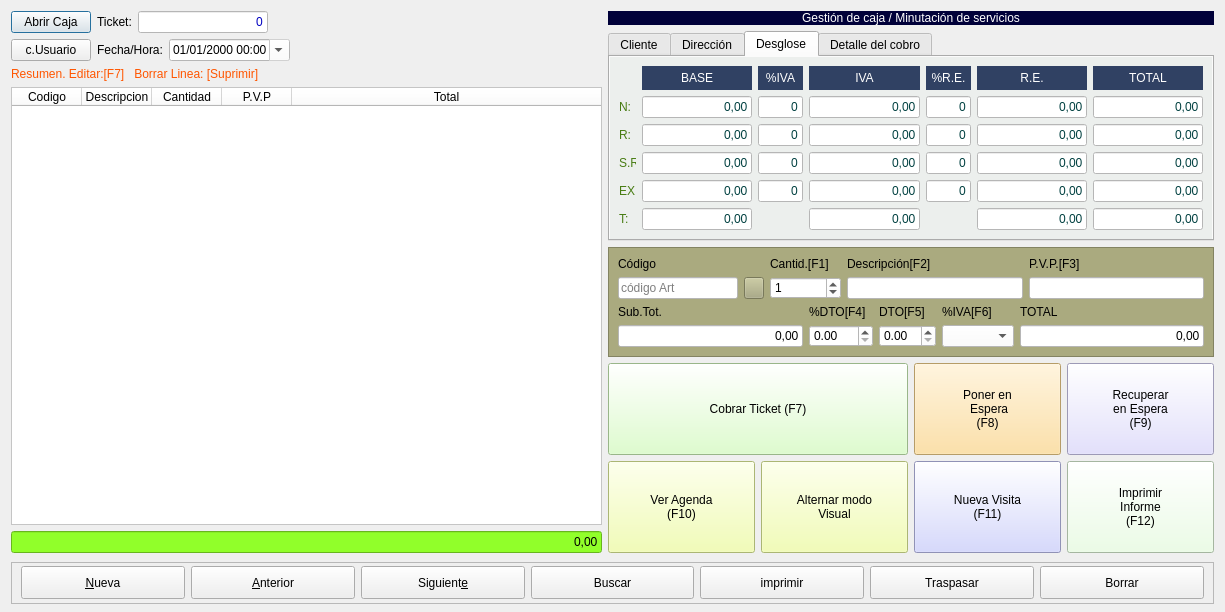
Old version of the form TPV/frmcajaminuta.ui in the repository arcnexus/RedFoX.
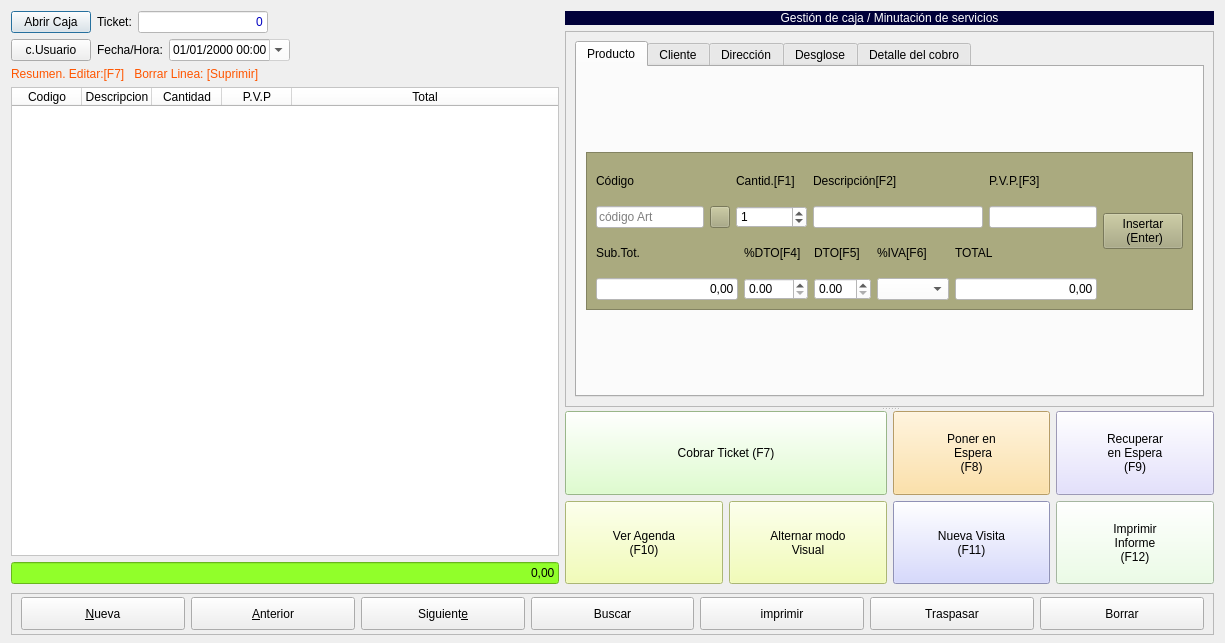
New version of the form. The open tabs and pages were chosen to show the change. Icons and pictures are not drawn.

Commit message: reestructuración tpv

Diff of the .ui file:
```diff
--- a/TPV/frmcajaminuta.ui
+++ b/TPV/frmcajaminuta.ui
@@ -7,7 +7,7 @@
     <x>0</x>
     <y>0</y>
     <width>1225</width>
-    <height>612</height>
+    <height>643</height>
    </rect>
   </property>
   <property name="windowTitle">
@@ -18,9 +18,7 @@
     <normaloff>:/Icons/PNG/NeuX.png</normaloff>:/Icons/PNG/NeuX.png</iconset>
   </property>
   <layout class="QGridLayout" name="gridLayout_3">
-   <item row="0" column="0">
-    <layout class="QHBoxLayout" name="horizontalLayout_5">
-     <item>
+   <item row="0" column="0" rowspan="2">
       <layout class="QVBoxLayout" name="verticalLayout_3">
        <item>
         <layout class="QHBoxLayout" name="horizontalLayout_3">
@@ -215,9 +213,7 @@
        </item>
       </layout>
      </item>
-     <item>
-      <layout class="QVBoxLayout" name="verticalLayout">
-       <item>
+   <item row="0" column="1">
         <widget class="QLabel" name="label_67">
          <property name="sizePolicy">
           <sizepolicy hsizetype="Preferred" vsizetype="Minimum">
@@ -244,8 +240,212 @@
          </property>
         </widget>
        </item>
+   <item row="2" column="0" colspan="2">
+    <widget class="QFrame" name="frame_4">
+     <property name="minimumSize">
+      <size>
+       <width>0</width>
+       <height>42</height>
+      </size>
+     </property>
+     <property name="maximumSize">
+      <size>
+       <width>16777215</width>
+       <height>35</height>
+      </size>
+     </property>
+     <property name="frameShape">
+      <enum>QFrame::StyledPanel</enum>
+     </property>
+     <property name="frameShadow">
+      <enum>QFrame::Raised</enum>
+     </property>
+     <layout class="QHBoxLayout" name="horizontalLayout_2">
+      <property name="topMargin">
+       <number>2</number>
+      </property>
+      <property name="bottomMargin">
+       <number>2</number>
+      </property>
        <item>
-        <widget class="QTabWidget" name="tabWidget">
+       <widget class="QPushButton" name="btnAnadir">
+        <property name="minimumSize">
+         <size>
+          <width>0</width>
+          <height>33</height>
+         </size>
+        </property>
+        <property name="text">
+         <string>&amp;Nueva</string>
+        </property>
+        <property name="icon">
+         <iconset resource="../maya.qrc">
+          <normaloff>:/Icons/PNG/add.png</normaloff>:/Icons/PNG/add.png</iconset>
+        </property>
+        <property name="iconSize">
+         <size>
+          <width>24</width>
+          <height>24</height>
+         </size>
+        </property>
+       </widget>
+      </item>
+      <item>
+       <widget class="QPushButton" name="btnAnterior">
+        <property name="minimumSize">
+         <size>
+          <width>0</width>
+          <height>33</height>
+         </size>
+        </property>
+        <property name="text">
+         <string>&amp;Anterior</string>
+        </property>
+        <property name="icon">
+         <iconset resource="../maya.qrc">
+          <normaloff>:/Icons/PNG/Previous.png</normaloff>:/Icons/PNG/Previous.png</iconset>
+        </property>
+        <property name="iconSize">
+         <size>
+          <width>24</width>
+          <height>24</height>
+         </size>
+        </property>
+       </widget>
+      </item>
+      <item>
+       <widget class="QPushButton" name="btnSiguiente">
+        <property name="minimumSize">
+         <size>
+          <width>0</width>
+          <height>33</height>
+         </size>
+        </property>
+        <property name="text">
+         <string>Siguient&amp;e</string>
+        </property>
+        <property name="icon">
+         <iconset resource="../maya.qrc">
+          <normaloff>:/Icons/PNG/Next.png</normaloff>:/Icons/PNG/Next.png</iconset>
+        </property>
+        <property name="iconSize">
+         <size>
+          <width>24</width>
+          <height>24</height>
+         </size>
+        </property>
+       </widget>
+      </item>
+      <item>
+       <widget class="QPushButton" name="btnBuscar">
+        <property name="minimumSize">
+         <size>
+          <width>0</width>
+          <height>33</height>
+         </size>
+        </property>
+        <property name="text">
+         <string>Buscar</string>
+        </property>
+        <property name="icon">
+         <iconset resource="../maya.qrc">
+          <normaloff>:/Icons/PNG/search.png</normaloff>:/Icons/PNG/search.png</iconset>
+        </property>
+        <property name="iconSize">
+         <size>
+          <width>24</width>
+          <height>24</height>
+         </size>
+        </property>
+       </widget>
+      </item>
+      <item>
+       <widget class="QPushButton" name="btnImprimir">
+        <property name="minimumSize">
+         <size>
+          <width>0</width>
+          <height>33</height>
+         </size>
+        </property>
+        <property name="text">
+         <string>imprimir</string>
+        </property>
+        <property name="icon">
+         <iconset resource="../maya.qrc">
+          <normaloff>:/Icons/PNG/Print.png</normaloff>:/Icons/PNG/Print.png</iconset>
+        </property>
+        <property name="iconSize">
+         <size>
+          <width>24</width>
+          <height>24</height>
+         </size>
+        </property>
+       </widget>
+      </item>
+      <item>
+       <widget class="QPushButton" name="btnPasarFactura">
+        <property name="minimumSize">
+         <size>
+          <width>0</width>
+          <height>33</height>
+         </size>
+        </property>
+        <property name="text">
+         <string>Traspasar</string>
+        </property>
+        <property name="icon">
+         <iconset resource="../maya.qrc">
+          <normaloff>:/Icons/PNG/Factura.png</normaloff>:/Icons/PNG/Factura.png</iconset>
+        </property>
+        <property name="iconSize">
+         <size>
+          <width>25</width>
+          <height>25</height>
+         </size>
+        </property>
+       </widget>
+      </item>
+      <item>
+       <widget class="QPushButton" name="btnBorrar">
+        <property name="minimumSize">
+         <size>
+          <width>0</width>
+          <height>33</height>
+         </size>
+        </property>
+        <property name="text">
+         <string>Borrar</string>
+        </property>
+        <property name="icon">
+         <iconset resource="../maya.qrc">
+          <normaloff>:/Icons/PNG/borrar.png</normaloff>:/Icons/PNG/borrar.png</iconset>
+        </property>
+        <property name="iconSize">
+         <size>
+          <width>24</width>
+          <height>24</height>
+         </size>
+        </property>
+       </widget>
+      </item>
+     </layout>
+    </widget>
+   </item>
+   <item row="1" column="1">
+    <widget class="QSplitter" name="splitter">
+     <property name="orientation">
+      <enum>Qt::Vertical</enum>
+     </property>
+     <widget class="QFrame" name="clientes">
+      <property name="frameShape">
+       <enum>QFrame::StyledPanel</enum>
+      </property>
+      <property name="frameShadow">
+       <enum>QFrame::Raised</enum>
+      </property>
+      <layout class="QGridLayout" name="gridLayout_8">
+       <item row="0" column="0">
+        <widget class="QTabWidget" name="clientes2">
          <property name="sizePolicy">
           <sizepolicy hsizetype="Expanding" vsizetype="Minimum">
            <horstretch>0</horstretch>
@@ -261,6 +461,279 @@
          <property name="currentIndex">
           <number>0</number>
          </property>
+         <widget class="QWidget" name="tab_2">
+          <attribute name="title">
+           <string>Producto</string>
+          </attribute>
+          <layout class="QGridLayout" name="gridLayout_11">
+           <item row="0" column="0">
+            <widget class="QFrame" name="producto">
+             <property name="sizePolicy">
+              <sizepolicy hsizetype="Preferred" vsizetype="Minimum">
+               <horstretch>0</horstretch>
+               <verstretch>0</verstretch>
+              </sizepolicy>
+             </property>
+             <property name="maximumSize">
+              <size>
+               <width>16777215</width>
+               <height>158</height>
+              </size>
+             </property>
+             <property name="styleSheet">
+              <string notr="true">background-color: rgb(170, 170, 127);
+color: rgb(0, 0, 0);</string>
+             </property>
+             <property name="frameShape">
+              <enum>QFrame::StyledPanel</enum>
+             </property>
+             <property name="frameShadow">
+              <enum>QFrame::Raised</enum>
+             </property>
+             <layout class="QGridLayout" name="gridLayout_6">
+              <item row="0" column="0">
+               <layout class="QGridLayout" name="gridLayout_4">
+                <item row="2" column="4">
+                 <widget class="QLineEdit" name="txtPVPArticulo">
+                  <property name="styleSheet">
+                   <string notr="true">background-color: rgb(255, 255, 255);</string>
+                  </property>
+                 </widget>
+                </item>
+                <item row="1" column="4">
+                 <widget class="QLabel" name="label_52">
+                  <property name="text">
+                   <string>P.V.P.[F3]</string>
+                  </property>
+                 </widget>
+                </item>
+                <item row="2" column="1">
+                 <widget class="QPushButton" name="btnBuscarArt">
+                  <property name="maximumSize">
+                   <size>
+                    <width>20</width>
+                    <height>16777215</height>
+                   </size>
+                  </property>
+                  <property name="toolTip">
+                   <string>Añadir línea con los datos cargados</string>
+                  </property>
+                  <property name="text">
+                   <string/>
+                  </property>
+                  <property name="icon">
+                   <iconset resource="../maya.qrc">
+                    <normaloff>:/Icons/PNG/search.png</normaloff>:/Icons/PNG/search.png</iconset>
+                  </property>
+                  <property name="iconSize">
+                   <size>
+                    <width>15</width>
+                    <height>15</height>
+                   </size>
+                  </property>
+                 </widget>
+                </item>
+                <item row="2" column="0">
+                 <widget class="QLineEdit" name="txtcodigoArticulo">
+                  <property name="maximumSize">
+                   <size>
+                    <width>120</width>
+                    <height>16777215</height>
+                   </size>
+                  </property>
+                  <property name="styleSheet">
+                   <string notr="true">background-color: rgb(255, 255, 255);</string>
+                  </property>
+                  <property name="readOnly">
+                   <bool>false</bool>
+                  </property>
+                  <property name="placeholderText">
+                   <string>código Art</string>
+                  </property>
+                 </widget>
+                </item>
+                <item row="1" column="0">
+                 <widget class="QLabel" name="label_48">
+                  <property name="text">
+                   <string>Código</string>
+                  </property>
+                 </widget>
+                </item>
+                <item row="2" column="3">
+                 <widget class="QLineEdit" name="txtDescripcionArticulo">
+                  <property name="minimumSize">
+                   <size>
+                    <width>170</width>
+                    <height>0</height>
+                   </size>
+                  </property>
+                  <property name="styleSheet">
+                   <string notr="true">background-color: rgb(255, 255, 255);</string>
+                  </property>
+                  <property name="readOnly">
+                   <bool>false</bool>
+                  </property>
+                  <property name="placeholderText">
+                   <string/>
+                  </property>
+                 </widget>
+                </item>
+                <item row="1" column="3">
+                 <widget class="QLabel" name="label_51">
+                  <property name="text">
+                   <string>Descripción[F2]</string>
+                  </property>
+                 </widget>
+                </item>
+                <item row="1" column="2">
+                 <widget class="QLabel" name="label_49">
+                  <property name="text">
+                   <string>Cantid.[F1]</string>
+                  </property>
+                 </widget>
+                </item>
+                <item row="2" column="2">
+                 <widget class="QSpinBox" name="txtcCantidadArticulo">
+                  <property name="styleSheet">
+                   <string notr="true">background-color: rgb(255, 255, 255);</string>
+                  </property>
+                  <property name="minimum">
+                   <number>-999999999</number>
+                  </property>
+                  <property name="maximum">
+                   <number>999999999</number>
+                  </property>
+                  <property name="value">
+                   <number>1</number>
+                  </property>
+                 </widget>
+                </item>
+               </layout>
+              </item>
+              <item row="0" column="1" rowspan="2">
+               <widget class="QPushButton" name="btnInsertar">
+                <property name="text">
+                 <string>Insertar
+ (Enter)</string>
+                </property>
+                <property name="icon">
+                 <iconset resource="../maya.qrc">
+                  <normaloff>:/Icons/PNG/add.png</normaloff>:/Icons/PNG/add.png</iconset>
+                </property>
+                <property name="iconSize">
+                 <size>
+                  <width>44</width>
+                  <height>130</height>
+                 </size>
+                </property>
+               </widget>
+              </item>
+              <item row="1" column="0">
+               <layout class="QGridLayout" name="gridLayout_5">
+                <item row="1" column="0">
+                 <widget class="QLineEdit" name="txtsubtotalArticulo">
+                  <property name="enabled">
+                   <bool>false</bool>
+                  </property>
+                  <property name="styleSheet">
+                   <string notr="true">background-color: rgb(255, 255, 255);</string>
+                  </property>
+                  <property name="text">
+                   <string>0,00</string>
+                  </property>
+                  <property name="alignment">
+                   <set>Qt::AlignRight|Qt::AlignTrailing|Qt::AlignVCenter</set>
+                  </property>
+                  <property name="readOnly">
+                   <bool>true</bool>
+                  </property>
+                 </widget>
+                </item>
+                <item row="0" column="1">
+                 <widget class="QLabel" name="label_54">
+                  <property name="text">
+                   <string>%DTO[F4]</string>
+                  </property>
+                 </widget>
+                </item>
+                <item row="0" column="2">
+                 <widget class="QLabel" name="label_50">
+                  <property name="text">
+                   <string>DTO[F5]</string>
+                  </property>
+                 </widget>
+                </item>
+                <item row="0" column="0">
+                 <widget class="QLabel" name="label_53">
+                  <property name="text">
+                   <string>Sub.Tot.</string>
+                  </property>
+                 </widget>
+                </item>
+                <item row="1" column="5">
+                 <widget class="QLineEdit" name="txttotalArticulo">
+                  <property name="enabled">
+                   <bool>false</bool>
+                  </property>
+                  <property name="styleSheet">
+                   <string notr="true">background-color: rgb(255, 255, 255);</string>
+                  </property>
+                  <property name="text">
+                   <string>0,00</string>
+                  </property>
+                  <property name="alignment">
+                   <set>Qt::AlignRight|Qt::AlignTrailing|Qt::AlignVCenter</set>
+                  </property>
+                  <property name="readOnly">
+                   <bool>true</bool>
+                  </property>
+                 </widget>
+                </item>
+                <item row="0" column="5">
+                 <widget class="QLabel" name="label_65">
+                  <property name="text">
+                   <string>TOTAL</string>
+                  </property>
+                 </widget>
+                </item>
+                <item row="0" column="3">
+                 <widget class="QLabel" name="label_66">
+                  <property name="text">
+                   <string>%IVA[F6]</string>
+                  </property>
+                 </widget>
+                </item>
+                <item row="1" column="1">
+                 <widget class="QDoubleSpinBox" name="txtPorcDtoArticulo">
+                  <property name="styleSheet">
+                   <string notr="true">background-color: rgb(255, 255, 255);</string>
+                  </property>
+                  <property name="maximum">
+                   <double>100.000000000000000</double>
+                  </property>
+                 </widget>
+                </item>
+                <item row="1" column="2">
+                 <widget class="QDoubleSpinBox" name="txtDtoArticulo">
+                  <property name="styleSheet">
+                   <string notr="true">background-color: rgb(255, 255, 255);</string>
+                  </property>
+                 </widget>
+                </item>
+                <item row="1" column="3">
+                 <widget class="QComboBox" name="txtPorcIVAArticulo">
+                  <property name="styleSheet">
+                   <string notr="true">background-color: rgb(255, 255, 255);</string>
+                  </property>
+                 </widget>
+                </item>
+               </layout>
+              </item>
+             </layout>
+            </widget>
+           </item>
+          </layout>
+         </widget>
          <widget class="QWidget" name="tab">
           <property name="sizePolicy">
            <sizepolicy hsizetype="Preferred" vsizetype="Minimum">
@@ -873,7 +1346,7 @@
             </widget>
            </item>
            <item row="1" column="5">
-            <widget class="QLineEdit" name="txtporc_rec1">
+            <widget class="QLineEdit" name="txtporc_rec1_2">
              <property name="enabled">
               <bool>false</bool>
              </property>
@@ -1021,7 +1494,7 @@
             </widget>
            </item>
            <item row="2" column="5">
-            <widget class="QLineEdit" name="txtporc_rec2">
+            <widget class="QLineEdit" name="txtporc_rec2_2">
              <property name="enabled">
               <bool>false</bool>
              </property>
@@ -1169,7 +1642,7 @@
             </widget>
            </item>
            <item row="3" column="5">
-            <widget class="QLineEdit" name="txtporc_rec3">
+            <widget class="QLineEdit" name="txtporc_rec3_2">
              <property name="enabled">
               <bool>false</bool>
              </property>
@@ -1317,7 +1790,7 @@
             </widget>
            </item>
            <item row="4" column="5">
-            <widget class="QLineEdit" name="txtporc_rec4">
+            <widget class="QLineEdit" name="txtporc_rec4_2">
              <property name="enabled">
               <bool>false</bool>
              </property>
@@ -1724,254 +2197,12 @@
          </widget>
         </widget>
        </item>
+      </layout>
+     </widget>
+     <widget class="QWidget" name="">
+      <layout class="QVBoxLayout" name="verticalLayout_4">
        <item>
-        <widget class="QFrame" name="frame_3">
-         <property name="sizePolicy">
-          <sizepolicy hsizetype="Preferred" vsizetype="Minimum">
-           <horstretch>0</horstretch>
-           <verstretch>0</verstretch>
-          </sizepolicy>
-         </property>
-         <property name="maximumSize">
-          <size>
-           <width>16777215</width>
-           <height>158</height>
-          </size>
-         </property>
-         <property name="styleSheet">
-          <string notr="true">background-color: rgb(170, 170, 127);
-color: rgb(0, 0, 0);</string>
-         </property>
-         <property name="frameShape">
-          <enum>QFrame::StyledPanel</enum>
-         </property>
-         <property name="frameShadow">
-          <enum>QFrame::Raised</enum>
-         </property>
-         <layout class="QGridLayout" name="gridLayout_6">
-          <item row="2" column="0">
-           <layout class="QGridLayout" name="gridLayout_5">
-            <item row="1" column="0">
-             <widget class="QLineEdit" name="txtsubtotalArticulo">
-              <property name="enabled">
-               <bool>false</bool>
-              </property>
-              <property name="styleSheet">
-               <string notr="true">background-color: rgb(255, 255, 255);</string>
-              </property>
-              <property name="text">
-               <string>0,00</string>
-              </property>
-              <property name="alignment">
-               <set>Qt::AlignRight|Qt::AlignTrailing|Qt::AlignVCenter</set>
-              </property>
-              <property name="readOnly">
-               <bool>true</bool>
-              </property>
-             </widget>
-            </item>
-            <item row="0" column="1">
-             <widget class="QLabel" name="label_54">
-              <property name="text">
-               <string>%DTO[F4]</string>
-              </property>
-             </widget>
-            </item>
-            <item row="0" column="2">
-             <widget class="QLabel" name="label_50">
-              <property name="text">
-               <string>DTO[F5]</string>
-              </property>
-             </widget>
-            </item>
-            <item row="0" column="0">
-             <widget class="QLabel" name="label_53">
-              <property name="text">
-               <string>Sub.Tot.</string>
-              </property>
-             </widget>
-            </item>
-            <item row="1" column="5">
-             <widget class="QLineEdit" name="txttotalArticulo">
-              <property name="enabled">
-               <bool>false</bool>
-              </property>
-              <property name="styleSheet">
-               <string notr="true">background-color: rgb(255, 255, 255);</string>
-              </property>
-              <property name="text">
-               <string>0,00</string>
-              </property>
-              <property name="alignment">
-               <set>Qt::AlignRight|Qt::AlignTrailing|Qt::AlignVCenter</set>
-              </property>
-              <property name="readOnly">
-               <bool>true</bool>
-              </property>
-             </widget>
-            </item>
-            <item row="0" column="5">
-             <widget class="QLabel" name="label_65">
-              <property name="text">
-               <string>TOTAL</string>
-              </property>
-             </widget>
-            </item>
-            <item row="0" column="3">
-             <widget class="QLabel" name="label_66">
-              <property name="text">
-               <string>%IVA[F6]</string>
-              </property>
-             </widget>
-            </item>
-            <item row="1" column="1">
-             <widget class="QDoubleSpinBox" name="txtPorcDtoArticulo">
-              <property name="styleSheet">
-               <string notr="true">background-color: rgb(255, 255, 255);</string>
-              </property>
-              <property name="maximum">
-               <double>100.000000000000000</double>
-              </property>
-             </widget>
-            </item>
-            <item row="1" column="2">
-             <widget class="QDoubleSpinBox" name="txtDtoArticulo">
-              <property name="styleSheet">
-               <string notr="true">background-color: rgb(255, 255, 255);</string>
-              </property>
-             </widget>
-            </item>
-            <item row="1" column="3">
-             <widget class="QComboBox" name="txtPorcIVAArticulo">
-              <property name="styleSheet">
-               <string notr="true">background-color: rgb(255, 255, 255);</string>
-              </property>
-             </widget>
-            </item>
-           </layout>
-          </item>
-          <item row="0" column="0">
-           <layout class="QGridLayout" name="gridLayout_4">
-            <item row="2" column="4">
-             <widget class="QLineEdit" name="txtPVPArticulo">
-              <property name="styleSheet">
-               <string notr="true">background-color: rgb(255, 255, 255);</string>
-              </property>
-             </widget>
-            </item>
-            <item row="1" column="4">
-             <widget class="QLabel" name="label_52">
-              <property name="text">
-               <string>P.V.P.[F3]</string>
-              </property>
-             </widget>
-            </item>
-            <item row="2" column="1">
-             <widget class="QPushButton" name="btnBuscarArt">
-              <property name="maximumSize">
-               <size>
-                <width>20</width>
-                <height>16777215</height>
-               </size>
-              </property>
-              <property name="toolTip">
-               <string>Añadir línea con los datos cargados</string>
-              </property>
-              <property name="text">
-               <string/>
-              </property>
-              <property name="icon">
-               <iconset resource="../maya.qrc">
-                <normaloff>:/Icons/PNG/search.png</normaloff>:/Icons/PNG/search.png</iconset>
-              </property>
-              <property name="iconSize">
-               <size>
-                <width>15</width>
-                <height>15</height>
-               </size>
-              </property>
-             </widget>
-            </item>
-            <item row="2" column="0">
-             <widget class="QLineEdit" name="txtcodigoArticulo">
-              <property name="maximumSize">
-               <size>
-                <width>120</width>
-                <height>16777215</height>
-               </size>
-              </property>
-              <property name="styleSheet">
-               <string notr="true">background-color: rgb(255, 255, 255);</string>
-              </property>
-              <property name="readOnly">
-               <bool>false</bool>
-              </property>
-              <property name="placeholderText">
-               <string>código Art</string>
-              </property>
-             </widget>
-            </item>
-            <item row="1" column="0">
-             <widget class="QLabel" name="label_48">
-              <property name="text">
-               <string>Código</string>
-              </property>
-             </widget>
-            </item>
-            <item row="2" column="3">
-             <widget class="QLineEdit" name="txtDescripcionArticulo">
-              <property name="minimumSize">
-               <size>
-                <width>170</width>
-                <height>0</height>
-               </size>
-              </property>
-              <property name="styleSheet">
-               <string notr="true">background-color: rgb(255, 255, 255);</string>
-              </property>
-              <property name="readOnly">
-               <bool>false</bool>
-              </property>
-              <property name="placeholderText">
-               <string/>
-              </property>
-             </widget>
-            </item>
-            <item row="1" column="3">
-             <widget class="QLabel" name="label_51">
-              <property name="text">
-               <string>Descripción[F2]</string>
-              </property>
-             </widget>
-            </item>
-            <item row="1" column="2">
-             <widget class="QLabel" name="label_49">
-              <property name="text">
-               <string>Cantid.[F1]</string>
-              </property>
-             </widget>
-            </item>
-            <item row="2" column="2">
-             <widget class="QSpinBox" name="txtcCantidadArticulo">
-              <property name="styleSheet">
-               <string notr="true">background-color: rgb(255, 255, 255);</string>
-              </property>
-              <property name="minimum">
-               <number>-999999999</number>
-              </property>
-              <property name="maximum">
-               <number>999999999</number>
-              </property>
-              <property name="value">
-               <number>1</number>
-              </property>
-             </widget>
-            </item>
-           </layout>
-          </item>
-         </layout>
-        </widget>
-       </item>
+        <layout class="QVBoxLayout" name="verticalLayout">
        <item>
         <layout class="QGridLayout" name="gridLayout_7">
          <item row="1" column="2">
@@ -2215,196 +2446,7 @@
       </layout>
      </item>
     </layout>
-   </item>
-   <item row="1" column="0">
-    <widget class="QFrame" name="frame_4">
-     <property name="minimumSize">
-      <size>
-       <width>0</width>
-       <height>42</height>
-      </size>
-     </property>
-     <property name="maximumSize">
-      <size>
-       <width>16777215</width>
-       <height>35</height>
-      </size>
-     </property>
-     <property name="frameShape">
-      <enum>QFrame::StyledPanel</enum>
-     </property>
-     <property name="frameShadow">
-      <enum>QFrame::Raised</enum>
-     </property>
-     <layout class="QHBoxLayout" name="horizontalLayout_2">
-      <property name="topMargin">
-       <number>2</number>
-      </property>
-      <property name="bottomMargin">
-       <number>2</number>
-      </property>
-      <item>
-       <widget class="QPushButton" name="btnAnadir">
-        <property name="minimumSize">
-         <size>
-          <width>0</width>
-          <height>33</height>
-         </size>
-        </property>
-        <property name="text">
-         <string>&amp;Nueva</string>
-        </property>
-        <property name="icon">
-         <iconset resource="../maya.qrc">
-          <normaloff>:/Icons/PNG/add.png</normaloff>:/Icons/PNG/add.png</iconset>
-        </property>
-        <property name="iconSize">
-         <size>
-          <width>24</width>
-          <height>24</height>
-         </size>
-        </property>
-       </widget>
-      </item>
-      <item>
-       <widget class="QPushButton" name="btnAnterior">
-        <property name="minimumSize">
-         <size>
-          <width>0</width>
-          <height>33</height>
-         </size>
-        </property>
-        <property name="text">
-         <string>&amp;Anterior</string>
-        </property>
-        <property name="icon">
-         <iconset resource="../maya.qrc">
-          <normaloff>:/Icons/PNG/Previous.png</normaloff>:/Icons/PNG/Previous.png</iconset>
-        </property>
-        <property name="iconSize">
-         <size>
-          <width>24</width>
-          <height>24</height>
-         </size>
-        </property>
-       </widget>
-      </item>
-      <item>
-       <widget class="QPushButton" name="btnSiguiente">
-        <property name="minimumSize">
-         <size>
-          <width>0</width>
-          <height>33</height>
-         </size>
-        </property>
-        <property name="text">
-         <string>Siguient&amp;e</string>
-        </property>
-        <property name="icon">
-         <iconset resource="../maya.qrc">
-          <normaloff>:/Icons/PNG/Next.png</normaloff>:/Icons/PNG/Next.png</iconset>
-        </property>
-        <property name="iconSize">
-         <size>
-          <width>24</width>
-          <height>24</height>
-         </size>
-        </property>
-       </widget>
-      </item>
-      <item>
-       <widget class="QPushButton" name="btnBuscar">
-        <property name="minimumSize">
-         <size>
-          <width>0</width>
-          <height>33</height>
-         </size>
-        </property>
-        <property name="text">
-         <string>Buscar</string>
-        </property>
-        <property name="icon">
-         <iconset resource="../maya.qrc">
-          <normaloff>:/Icons/PNG/search.png</normaloff>:/Icons/PNG/search.png</iconset>
-        </property>
-        <property name="iconSize">
-         <size>
-          <width>24</width>
-          <height>24</height>
-         </size>
-        </property>
-       </widget>
-      </item>
-      <item>
-       <widget class="QPushButton" name="btnImprimir">
-        <property name="minimumSize">
-         <size>
-          <width>0</width>
-          <height>33</height>
-         </size>
-        </property>
-        <property name="text">
-         <string>imprimir</string>
-        </property>
-        <property name="icon">
-         <iconset resource="../maya.qrc">
-          <normaloff>:/Icons/PNG/Print.png</normaloff>:/Icons/PNG/Print.png</iconset>
-        </property>
-        <property name="iconSize">
-         <size>
-          <width>24</width>
-          <height>24</height>
-         </size>
-        </property>
-       </widget>
-      </item>
-      <item>
-       <widget class="QPushButton" name="btnPasarFactura">
-        <property name="minimumSize">
-         <size>
-          <width>0</width>
-          <height>33</height>
-         </size>
-        </property>
-        <property name="text">
-         <string>Traspasar</string>
-        </property>
-        <property name="icon">
-         <iconset resource="../maya.qrc">
-          <normaloff>:/Icons/PNG/Factura.png</normaloff>:/Icons/PNG/Factura.png</iconset>
-        </property>
-        <property name="iconSize">
-         <size>
-          <width>25</width>
-          <height>25</height>
-         </size>
-        </property>
-       </widget>
-      </item>
-      <item>
-       <widget class="QPushButton" name="btnBorrar">
-        <property name="minimumSize">
-         <size>
-          <width>0</width>
-          <height>33</height>
-         </size>
-        </property>
-        <property name="text">
-         <string>Borrar</string>
-        </property>
-        <property name="icon">
-         <iconset resource="../maya.qrc">
-          <normaloff>:/Icons/PNG/borrar.png</normaloff>:/Icons/PNG/borrar.png</iconset>
-        </property>
-        <property name="iconSize">
-         <size>
-          <width>24</width>
-          <height>24</height>
-         </size>
-        </property>
-       </widget>
-      </item>
-     </layout>
+     </widget>
     </widget>
    </item>
   </layout>
```
Left out of the diff: 55 changed lines with no effect on the pictures. Lines whose indentation alone changed are shown as unchanged. The commit also changes 2 other files.
